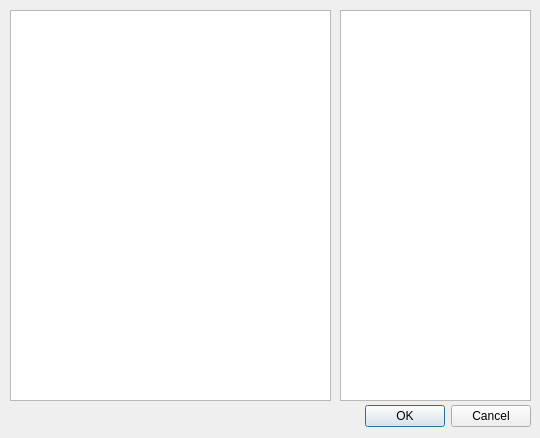
Qt form PICSimu/selectfiledialog.ui (Benedikt1992/PICSimu) before a commit.
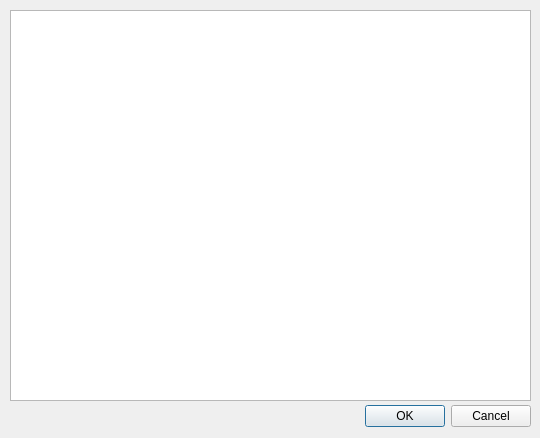
The same form after that commit.

Commit message:
Select File Dialog geändert
Es gibt nun nur nuch einen Tree View in dem alle Ordner und Dateien
angezeigt werden

```diff
--- a/PICSimu/selectfiledialog.ui
+++ b/PICSimu/selectfiledialog.ui
@@ -34,17 +34,7 @@
     <rect>
      <x>10</x>
      <y>10</y>
-     <width>321</width>
-     <height>391</height>
-    </rect>
-   </property>
-  </widget>
-  <widget class="QListView" name="FileList">
-   <property name="geometry">
-    <rect>
-     <x>340</x>
-     <y>10</y>
-     <width>191</width>
+     <width>521</width>
      <height>391</height>
     </rect>
    </property>
```
The commit also changes 2 other files.
